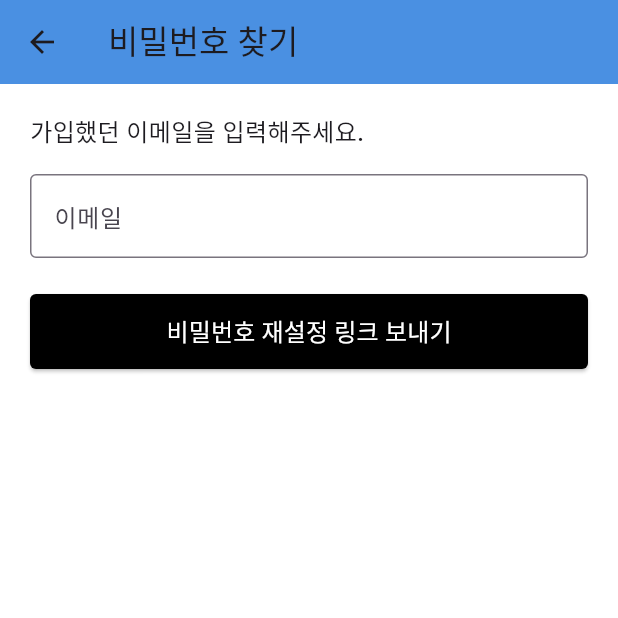
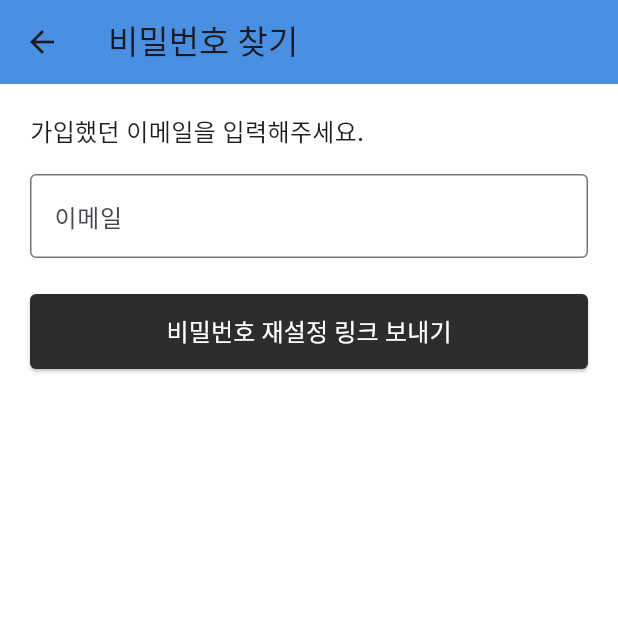
Before and after one commit to PLANDERS-WANDER-CODE/PLANDERS-FE, a Flutter app: the ForgotPasswordScreen screen opened directly, on a phone screen of 412 x 824 dp, the top half of it. Run offline on Flutter 3.47's test engine with Material 3 defaults, Android fonts, the phone set to English and light mode, and no system bars.

Commit message:
기존 파일 colors.dart 파일 참조 형태로 변경
기존 파일 colors.dart 파일 참조 형태로 변경
gradle 버젼 다운(8.2.1)

```diff
--- a/lib/main.dart
+++ b/lib/main.dart
@@ -1,5 +1,5 @@
 import 'package:flutter/material.dart';
-import 'screens/Login/login_screen.dart';
+import 'screens/auth/login_screen.dart';
 
 void main() {
   runApp(const MyApp());
--- a/lib/screens/auth/forgot_password_screen.dart
+++ b/lib/screens/auth/forgot_password_screen.dart
@@ -1,7 +1,9 @@
 import 'package:flutter/material.dart';
 import 'dart:convert';
 import 'package:http/http.dart' as http;
+import '../../utils/theme/colors.dart';
 
+// 비밀번호 찾기 화면의 StatefulWidget 클래스
 class ForgotPasswordScreen extends StatefulWidget {
   const ForgotPasswordScreen({super.key});
 
@@ -9,24 +11,31 @@ class ForgotPasswordScreen extends StatefulWidget {
   State<ForgotPasswordScreen> createState() => _ForgotPasswordScreenState();
 }
 
+// 비밀번호 찾기 화면의 상태 관리 클래스
 class _ForgotPasswordScreenState extends State<ForgotPasswordScreen> {
+  // 이메일 입력을 위한 컨트롤러
   final TextEditingController _emailController = TextEditingController();
-  bool _isLoading = false;//로딩 상태를 관리하는 변수
 
-  //비밀번호 재설정 링크 전송 함수
+  // 비밀번호 재설정 링크 전송 중 로딩 상태를 관리하는 변수
+  bool _isLoading = false;
+
+  // 비밀번호 재설정 링크 전송 함수
   Future<void> _sendResetLink() async {
+    // 이메일 입력 여부 검증
     if (_emailController.text.isEmpty) {
       ScaffoldMessenger.of(context).showSnackBar(
         const SnackBar(content: Text('이메일을 입력해주세요.')),
       );
       return;
     }
-//로딩 상태 시작
+
+    // 로딩 상태 시작
     setState(() {
       _isLoading = true;
     });
 
-    try {//비밀번호 재설정 요청 HTTP POST전송
+    try {
+      // 서버에 비밀번호 재설정 요청 전송
       final response = await http.post(
         Uri.parse('https://your-backend-url/api/reset-password'),
         headers: {
@@ -37,25 +46,29 @@ class _ForgotPasswordScreenState extends State<ForgotPasswordScreen> {
         }),
       );
 
-      if (mounted) {//요청 성공 시 처리
+      if (mounted) {
+        // 요청 성공 시 처리
         if (response.statusCode == 200) {
           ScaffoldMessenger.of(context).showSnackBar(
             const SnackBar(content: Text('비밀번호 재설정 링크가 이메일로 전송되었습니다.')),
           );
-          Navigator.pop(context);//이전화면으로 돌아가기
+          Navigator.pop(context); // 이전 화면으로 돌아가기
         } else {
+          // 요청 실패 시 처리
           ScaffoldMessenger.of(context).showSnackBar(
             const SnackBar(content: Text('비밀번호 재설정 요청에 실패했습니다.')),
           );
         }
       }
     } catch (e) {
+      // 네트워크 오류 등 예외 상황 처리
       if (mounted) {
         ScaffoldMessenger.of(context).showSnackBar(
           SnackBar(content: Text('오류가 발생했습니다: $e')),
         );
       }
-    } finally {//로딩 상태 종료
+    } finally {
+      // 로딩 상태 종료
       if (mounted) {
         setState(() {
           _isLoading = false;
@@ -67,15 +80,18 @@ class _ForgotPasswordScreenState extends State<ForgotPasswordScreen> {
   @override
   Widget build(BuildContext context) {
     return Scaffold(
+      // 앱바 설정
       appBar: AppBar(
         title: const Text('비밀번호 찾기'),
-        backgroundColor: const Color(0xFF4A90E2),
+        backgroundColor: AppColors.primary,
       ),
+      // 화면 본문
       body: Padding(
         padding: const EdgeInsets.all(20.0),
         child: Column(
           crossAxisAlignment: CrossAxisAlignment.start,
           children: [
+            // 안내 텍스트
             const Text(
               '가입했던 이메일을 입력해주세요.',
               style: TextStyle(
@@ -84,32 +100,36 @@ class _ForgotPasswordScreenState extends State<ForgotPasswordScreen> {
               ),
             ),
             const SizedBox(height: 16),
-            TextField(//이메일 입력 필드
+            // 이메일 입력 필드
+            TextField(
               controller: _emailController,
               decoration: const InputDecoration(
                 labelText: '이메일',
                 border: OutlineInputBorder(),
               ),
-              keyboardType: TextInputType.emailAddress,//이메일 전용 키보드
+              keyboardType: TextInputType.emailAddress, // 이메일 전용 키보드 설정
             ),
-            const SizedBox(height: 24),//비밀번호 재설정 링크 전송 버튼
+            const SizedBox(height: 24),
+            // 비밀번호 재설정 링크 전송 버튼
             SizedBox(
               width: double.infinity,
               height: 50,
               child: ElevatedButton(
-                onPressed: _isLoading ? null : _sendResetLink,//로딩 중일 때는 버튼 비활성화
+                // 로딩 중일 때는 버튼 비활성화
+                onPressed: _isLoading ? null : _sendResetLink,
                 style: ElevatedButton.styleFrom(
-                  backgroundColor: Colors.black,
+                  backgroundColor: AppColors.buttonBackground,
                   shape: RoundedRectangleBorder(
                     borderRadius: BorderRadius.circular(4),
                   ),
                 ),
+                // 로딩 중일 때는 로딩 인디케이터 표시, 아닐 때는 텍스트 표시
                 child: _isLoading
-                    ? const CircularProgressIndicator(color: Colors.white)
+                    ? const CircularProgressIndicator(color: AppColors.white)
                     : const Text(
                   '비밀번호 재설정 링크 보내기',
                   style: TextStyle(
-                    color: Colors.white,
+                    color: AppColors.white,
                     fontSize: 16,
                   ),
                 ),
--- /dev/null
+++ b/lib/utils/theme/colors.dart
@@ -0,0 +1,61 @@
+import 'package:flutter/material.dart';
+
+class AppColors {
+  // 메인 색상
+  static const Color primary = Color(0xFF4A90E2);
+
+  // 기본 색상
+  static const Color black = Colors.black;
+  static const Color white = Colors.white;
+  static const Color grey = Colors.grey;
+
+  // 버튼 색상
+  static const Color buttonBackground = Color(0xFF2D2D2D);
+  static const Color googleButtonBackground = Colors.black87;
+
+  // 텍스트 필드 테두리 색상
+  static const Color textFieldBorder = Colors.grey;
+  static const Color textFieldFocusedBorder = primary;
+
+  // 텍스트 색상
+  static const Color labelText = Colors.grey;
+
+  // TextField 스타일
+  static InputDecoration textFieldDecoration(String label) {
+    return InputDecoration(
+      labelText: label,
+      labelStyle: const TextStyle(
+        color: labelText,
+      ),
+      border: OutlineInputBorder(
+        borderRadius: BorderRadius.circular(8),
+        borderSide: const BorderSide(
+          color: textFieldBorder,
+          width: 1,
+        ),
+      ),
+      focusedBorder: OutlineInputBorder(
+        borderRadius: BorderRadius.circular(8),
+        borderSide: const BorderSide(
+          color: textFieldFocusedBorder,
+          width: 2,
+        ),
+      ),
+    );
+  }
+
+  // DropdownButton 컨테이너 데코레이션
+  static BoxDecoration dropdownDecoration = BoxDecoration(
+    border: Border.all(color: grey),
+    borderRadius: BorderRadius.circular(8),
+  );
+
+  // 회원가입 버튼 스타일
+  static ButtonStyle signupButtonStyle = ElevatedButton.styleFrom(
+    backgroundColor: buttonBackground,
+    padding: const EdgeInsets.symmetric(vertical: 16),
+    shape: RoundedRectangleBorder(
+      borderRadius: BorderRadius.circular(8),
+    ),
+  );
+}
--- a/pubspec.yaml
+++ b/pubspec.yaml
@@ -53,6 +53,8 @@ dev_dependencies:
 
 # The following section is specific to Flutter packages.
 flutter:
+  assets:
+    - lib/assets/image/
 
   # The following line ensures that the Material Icons font is
   # included with your application, so that you can use the icons in
```
Also changed, not shown: lib/screens/auth/login_screen.dart (+52 -30 lines), lib/screens/auth/signup_screen.dart (+11 -46 lines), lib/assets/image/logo.png (added), lib/assets/image/플랜더스로고.png (added), 2 other files.
